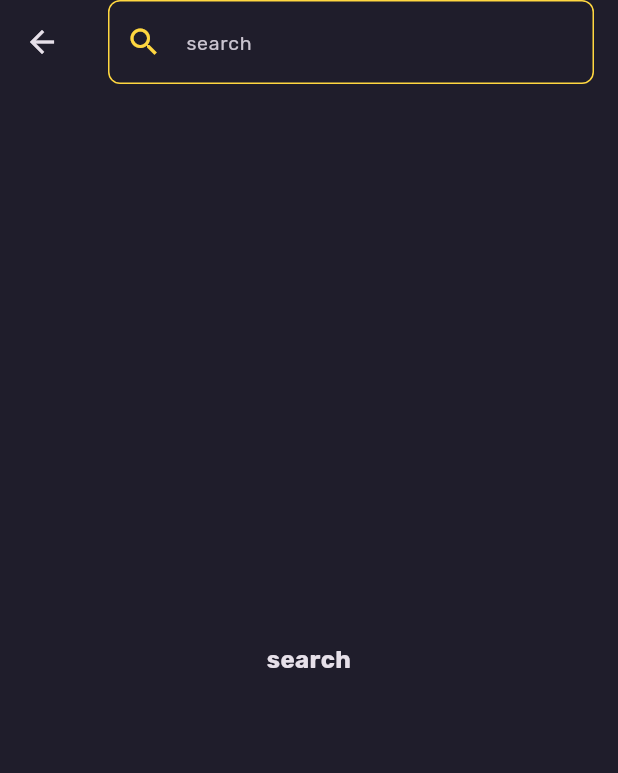
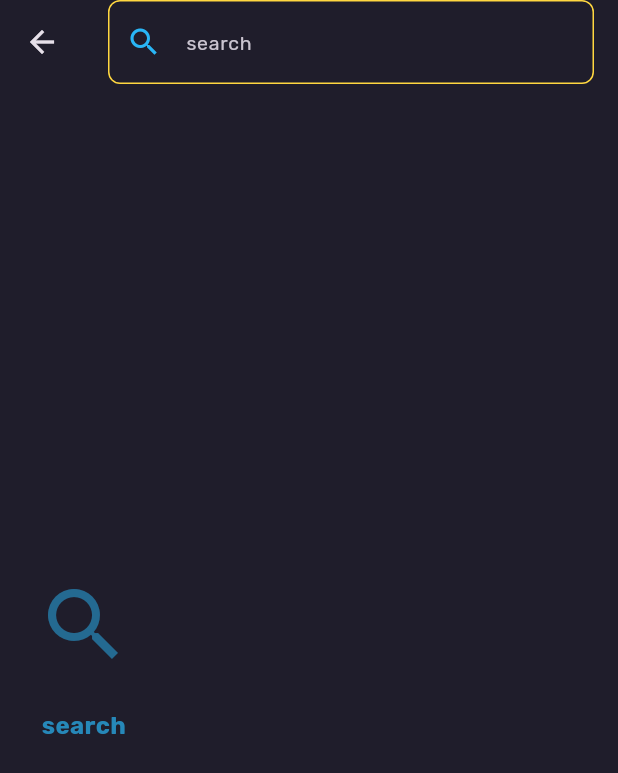
Before and after one commit to Aboud-KHalaf/note, a Flutter app: the SearchView screen opened by its route, on a phone screen of 412 x 824 dp. Shown: the top 773 px of the screen. Run offline on Flutter 3.47's test engine with Material 3 defaults, Android fonts, the phone set to English and light mode, and no system bars; drawn by our look-alikes of flutter_animate; our stand-ins replace animated_splash_screen, connectivity_plus, dartz, dio, flutter_bloc, flutter_speed_dial and 8 more; missing offline and left inert: staggered_grid_view_flutter; accounts and stored records are empty; project files that could hold a hidden picture were left out.

Commit message:
feat: enhance search view UI with animations and improved layout

```diff
--- a/lib/features/search/presentation/views/search_view.dart
+++ b/lib/features/search/presentation/views/search_view.dart
@@ -9,6 +9,7 @@ import 'package:note/features/notes/presentation/widgets/note_card.dart';
 import 'package:note/features/search/presentation/manager/search_cubit/search_cubit.dart';
 import 'package:staggered_grid_view_flutter/widgets/staggered_grid_view.dart';
 import 'package:staggered_grid_view_flutter/widgets/staggered_tile.dart';
+import 'package:flutter_animate/flutter_animate.dart';
 
 import '../../../notes/domain/entities/note_entity.dart';
 
@@ -31,7 +32,10 @@ class _SearchViewState extends State<SearchView> {
   @override
   Widget build(BuildContext context) {
     return Scaffold(
+      backgroundColor: Theme.of(context).scaffoldBackgroundColor,
       appBar: AppBar(
+        elevation: 0,
+        backgroundColor: Theme.of(context).scaffoldBackgroundColor,
         title: CustomTextFormFieldWidget(
           hintText: 'search'.tr(context),
           controller: searchContorller,
@@ -40,8 +44,9 @@ class _SearchViewState extends State<SearchView> {
               context.read<SearchCubit>().search(text: value);
             }
           },
-            suffixIcon: const Icon(
+          suffixIcon: Icon(
             Icons.search,
+            color: Theme.of(context).hintColor,
           ),
         ),
       ),
@@ -52,12 +57,20 @@ class _SearchViewState extends State<SearchView> {
           } else if (state is SearchEmpty) {
             return const SearchResultsEmpty();
           } else if (state is SearchFailure) {
-              return Text(state.mesage);
+            return Center(
+              child: Text(
+                state.mesage,
+                style: FontsStylesHelper.textStyle16.copyWith(
+                  color: Theme.of(context).colorScheme.error,
+                ),
+              ),
+            );
           } else {
             return const InitialSearch();
           }
         },
-        ));
+      ),
+    );
   }
 }
 
@@ -69,14 +82,31 @@ class InitialSearch extends StatelessWidget {
   @override
   Widget build(BuildContext context) {
     return Container(
-      padding: const EdgeInsets.all(16),
+      padding: const EdgeInsets.symmetric(horizontal: 24),
       height: double.infinity,
-      child: Center(
-        child: Text(
+      child: Column(
+        mainAxisAlignment: MainAxisAlignment.center,
+        children: [
+          Icon(
+            Icons.search,
+            size: 64,
+            color: Theme.of(context).hintColor.withOpacity(0.5),
+          )
+              .animate()
+              .fade(duration: const Duration(milliseconds: 500))
+              .scale(delay: const Duration(milliseconds: 200)),
+          const SizedBox(height: 24),
+          Text(
             'search'.tr(context),
             textAlign: TextAlign.center,
-          style: FontsStylesHelper.textStyle16,
+            style: FontsStylesHelper.textStyle16.copyWith(
+              color: Theme.of(context).hintColor.withOpacity(0.7),
             ),
+          )
+              .animate()
+              .fade(delay: const Duration(milliseconds: 300))
+              .slideY(begin: 0.3, end: 0),
+        ],
       ),
     );
   }
@@ -90,13 +120,33 @@ class SearchResultsEmpty extends StatelessWidget {
   @override
   Widget build(BuildContext context) {
     return Container(
-      padding: const EdgeInsets.all(16),
+      padding: const EdgeInsets.symmetric(horizontal: 24),
       height: double.infinity,
       child: Center(
-        child: Text(
+        child: Column(
+          crossAxisAlignment: CrossAxisAlignment.center,
+          mainAxisAlignment: MainAxisAlignment.center,
+          children: [
+            Icon(
+              Icons.search_off,
+              size: 64,
+              color: Theme.of(context).hintColor.withOpacity(0.5),
+            )
+                .animate()
+                .fade(duration: const Duration(milliseconds: 500))
+                .scale(delay: const Duration(milliseconds: 200)),
+            const SizedBox(height: 24),
+            Text(
               'no_search_notes'.tr(context),
               textAlign: TextAlign.center,
-          style: FontsStylesHelper.textStyle16,
+              style: FontsStylesHelper.textStyle16.copyWith(
+                color: Theme.of(context).hintColor.withOpacity(0.7),
+              ),
+            )
+                .animate()
+                .fade(delay: const Duration(milliseconds: 300))
+                .slideY(begin: 0.3, end: 0),
+          ],
         ),
       ),
     );
@@ -133,12 +183,15 @@ class SearchGridViewWidget extends StatelessWidget {
               note: notes[index],
               cardColor: AppColors.cardColors[notes[index].color],
               isSelected: false,
-            ),
+            )
+                .animate()
+                .fade(duration: const Duration(milliseconds: 300))
+                .scale(delay: Duration(milliseconds: index * 50)),
           );
         },
         staggeredTileBuilder: (index) => const StaggeredTile.fit(2),
-        mainAxisSpacing: 10.0,
-        crossAxisSpacing: 10.0,
+        mainAxisSpacing: 12.0,
+        crossAxisSpacing: 12.0,
       ),
     );
   }
--- a/pubspec.yaml
+++ b/pubspec.yaml
@@ -39,6 +39,7 @@ dependencies:
   supabase_flutter: null
   uuid: ^4.5.0
   pointycastle: ^3.9.1
+  flutter_animate: ^4.5.0
 
 dev_dependencies:
   flutter_launcher_icons: ^0.14.1
```
Also changed, not shown: pubspec.lock. Lines whose indentation alone changed are shown as unchanged.
